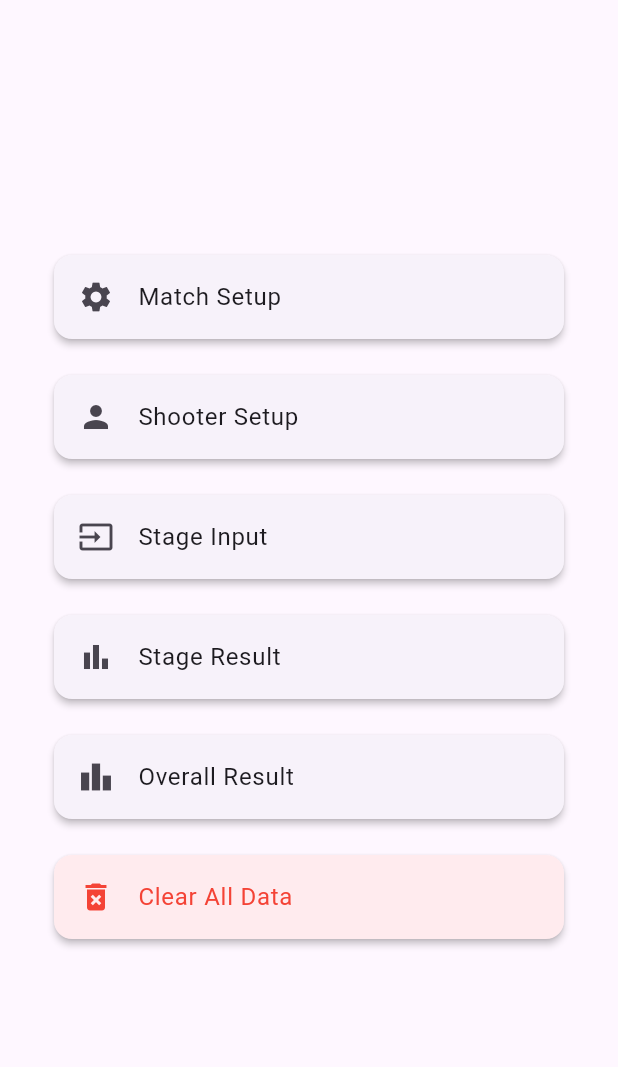
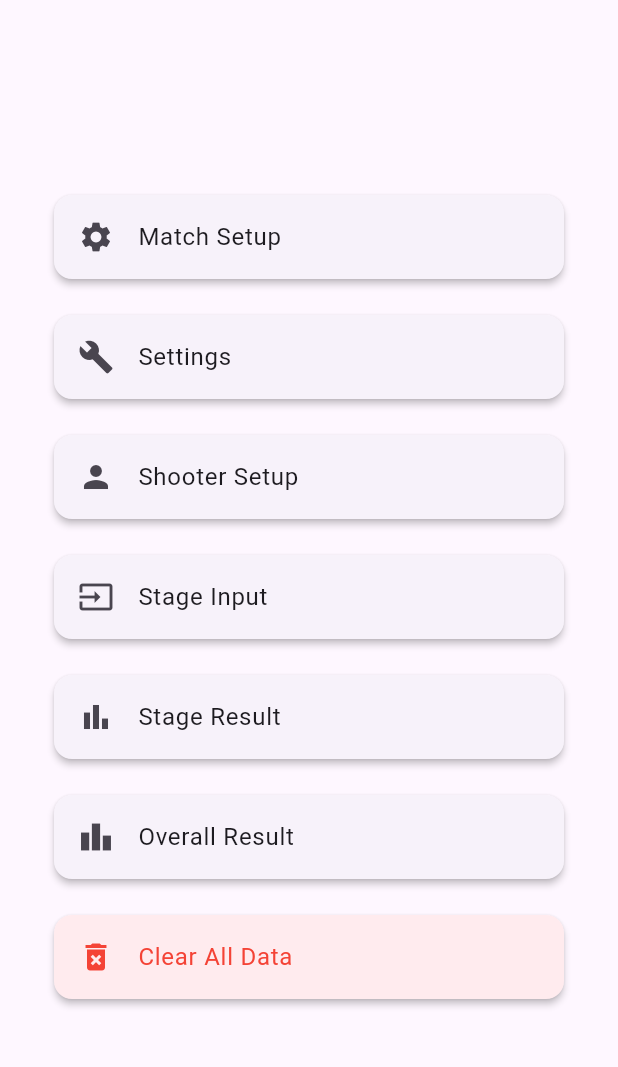
Before and after one commit to hfcs/simple_match, a Flutter app: the screen it shows after launch, on a phone screen of 412 x 824 dp, the part 63-1130 px from its top. Run offline on Flutter 3.47's test engine with Material 3 defaults, Android fonts, the phone set to English and light mode, and no system bars; our stand-ins replace printing, shared_preferences; missing offline and left inert: dart:html, dart:js_util.

Commit message:
bugfix: guard Platform usage for web builds (conditional platform_info and route fixes)

```diff
--- a/lib/main.dart
+++ b/lib/main.dart
@@ -10,6 +10,7 @@ import 'views/main_menu_view.dart';
 import 'views/match_setup_view.dart';
 import 'views/shooter_setup_view.dart';
 import 'views/stage_input_view.dart';
+import 'views/settings_view.dart';
 
 import 'views/stage_result_view.dart';
 import 'viewmodel/stage_result_viewmodel.dart';
@@ -55,6 +56,7 @@ class MiniIPSCMatchApp extends StatelessWidget {
         initialRoute: '/',
         routes: {
           '/': (context) => MainMenuView(),
+          '/settings': (context) => SettingsView(),
           '/match-setup': (context) => const MatchSetupView(),
           '/shooter-setup': (context) => const ShooterSetupView(),
           '/stage-input': (context) => const StageInputView(),
--- /dev/null
+++ b/lib/services/platform_info.dart
@@ -0,0 +1 @@
+export 'platform_info_web.dart' if (dart.library.io) 'platform_info_io.dart';
--- /dev/null
+++ b/lib/services/platform_info_io.dart
@@ -0,0 +1,3 @@
+import 'dart:io';
+
+String getPlatformName() => Platform.operatingSystem;
--- /dev/null
+++ b/lib/services/platform_info_web.dart
@@ -0,0 +1 @@
+String getPlatformName() => 'web';
--- a/lib/views/main_menu_view.dart
+++ b/lib/views/main_menu_view.dart
@@ -21,6 +21,15 @@ class MainMenuView extends StatelessWidget {
                 leading: const Icon(Icons.settings),
                 title: const Text('Match Setup'),
                 onTap: () => Navigator.pushNamed(context, '/match-setup'),
+              ),
+            ),
+            const SizedBox(height: 16),
+            Card(
+              elevation: 2,
+              child: ListTile(
+                leading: const Icon(Icons.build),
+                title: const Text('Settings'),
+                onTap: () => Navigator.pushNamed(context, '/settings'),
               ),
             ),
             const SizedBox(height: 16),
--- a/lib/views/stage_input_view.dart
+++ b/lib/views/stage_input_view.dart
@@ -1,3 +1,5 @@
+// Temporarily ignore deprecated Radio API uses; refactor to RadioGroup in a follow-up
+// ignore_for_file: deprecated_member_use
 import 'package:flutter/material.dart';
 import 'package:provider/provider.dart';
 import '../viewmodel/stage_input_viewmodel.dart';
```
Also changed, not shown: lib/views/overall_result_view.dart (+6 -1 lines).
